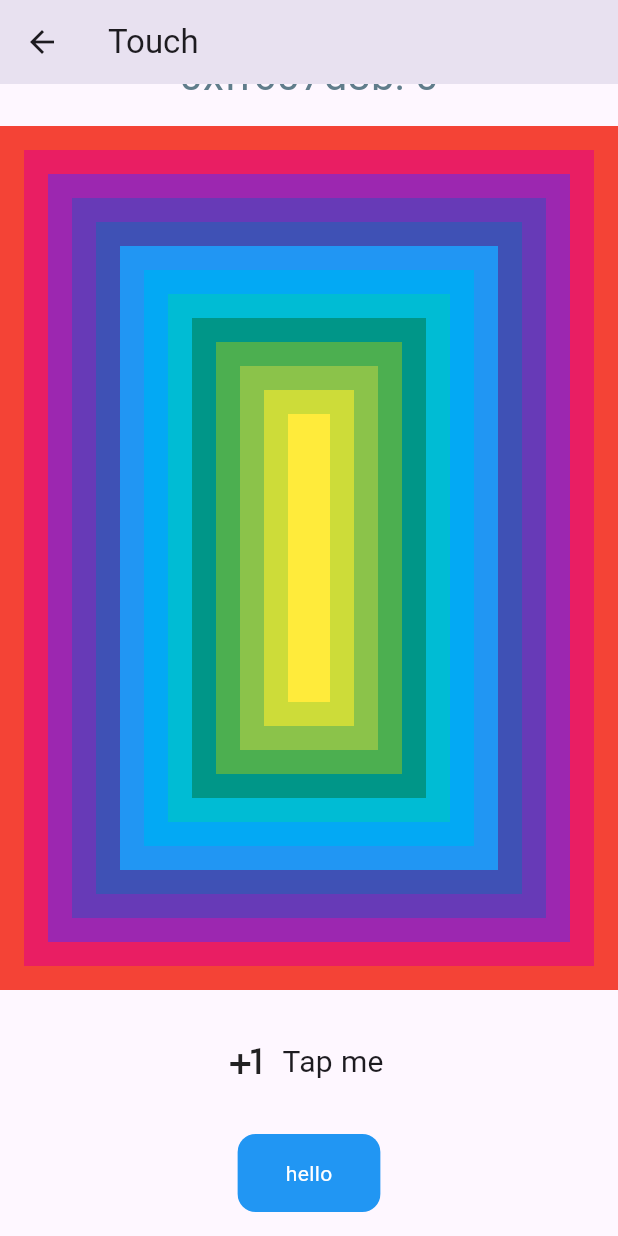
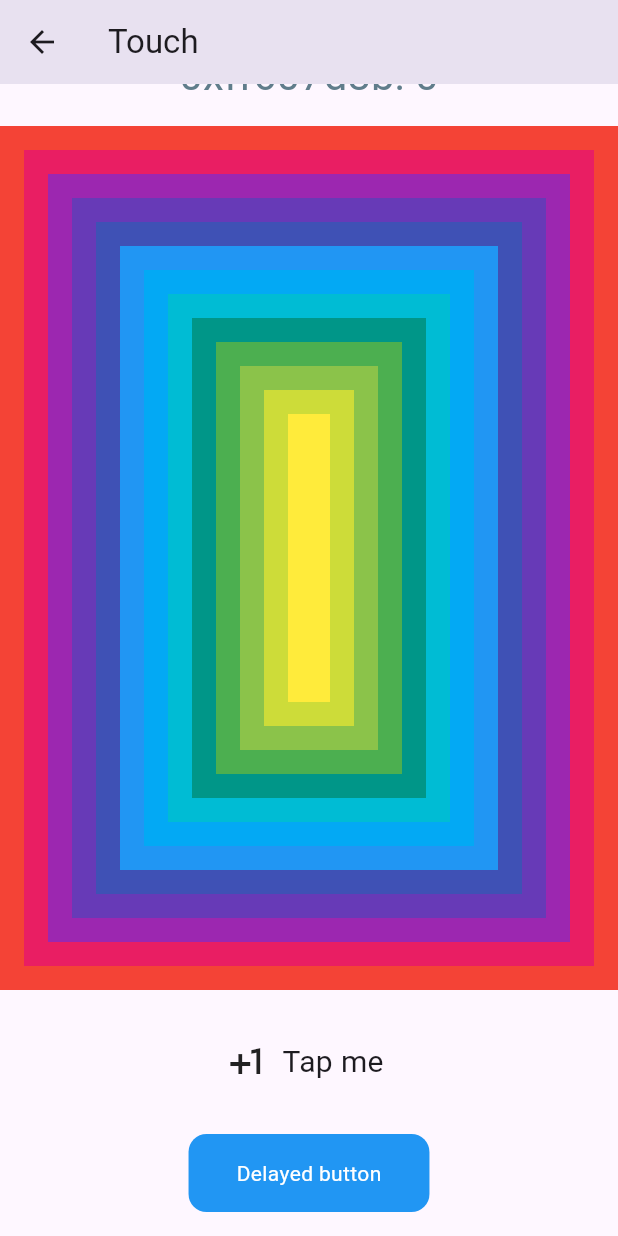
Before and after one commit to icapps/flutter-icapps-architecture, a Flutter app: the TouchScreen screen opened by its route, scrolled down 800 dp, on a phone screen of 412 x 824 dp. Run offline on Flutter 3.47's test engine with Material 3 defaults, Android fonts, the phone set to English and light mode, and no system bars; our stand-ins replace connectivity_plus, device_info_plus, dio, logger, shared_preferences, tuple; missing offline and left inert: computer; accounts and stored records are empty; project files that could hold a hidden picture were left out.

Commit message:
dart format

```diff
--- a/example/lib/screen/touch_screen.dart
+++ b/example/lib/screen/touch_screen.dart
@@ -119,12 +119,12 @@ class _TouchScreenState extends State<TouchScreen> {
             const SizedBox(height: 16),
             Center(
               child: TouchFeedBack(
-                onTapped: () {},
+                onTapped: () async => Future.delayed(Duration(seconds: 1)),
                 isDark: isDark,
                 child: Container(
                   padding: EdgeInsets.symmetric(horizontal: 32, vertical: 16),
                   child: Text(
-                    'hello',
+                    'Delayed button',
                     style: TextStyle(color: Colors.white),
                   ),
                   decoration: BoxDecoration(
--- a/lib/src/widget/touch_feedback/touch_feedback.dart
+++ b/lib/src/widget/touch_feedback/touch_feedback.dart
@@ -1,3 +1,5 @@
+import 'dart:async';
+
 import 'package:flutter/material.dart';
 import 'package:icapps_architecture/icapps_architecture.dart';
 import 'package:icapps_architecture/src/widget/touch_feedback/touch_manager.dart';
@@ -30,7 +32,8 @@ class TouchEffectInfo {
 /// on other devices, this will create a scaling touch down effect
 class TouchFeedBack extends StatelessWidget {
   final Widget child;
-  final VoidCallback? onTapped;
+  final bool waitUntilOnTappedFinishesIOS;
+  final FutureOr<void> Function()? onTapped;
   final String? semanticsLabel;
   final Color color;
   final Color? tapColor;
@@ -57,6 +60,7 @@ class TouchFeedBack extends StatelessWidget {
     this.androidSplashColor,
     this.forceAndroid = false,
     this.forceIOS = false,
+    this.waitUntilOnTappedFinishesIOS = true,
     super.key,
   });
 
@@ -73,6 +77,7 @@ class TouchFeedBack extends StatelessWidget {
     this.androidSplashColor,
     this.forceAndroid = false,
     this.forceIOS = false,
+    this.waitUntilOnTappedFinishesIOS = true,
     super.key,
   }) : isDark = true;
 
@@ -89,6 +94,7 @@ class TouchFeedBack extends StatelessWidget {
     this.androidSplashColor,
     this.forceAndroid = false,
     this.forceIOS = false,
+    this.waitUntilOnTappedFinishesIOS = true,
     super.key,
   }) : isDark = false;
 
--- a/lib/src/widget/touch_feedback/touch_manager.dart
+++ b/lib/src/widget/touch_feedback/touch_manager.dart
@@ -1,3 +1,5 @@
+import 'dart:async';
+
 import 'package:flutter/material.dart';
 import 'package:icapps_architecture/icapps_architecture.dart';
 import 'package:icapps_architecture/src/widget/touch_feedback/color_touch_effect.dart';
@@ -9,7 +11,7 @@ class TouchManager extends StatefulWidget {
   final Color color;
   final Color tapColor;
   final Widget child;
-  final VoidCallback? onTap;
+  final FutureOr<void> Function()? onTap;
   final BorderRadius? borderRadius;
   final HitTestBehavior? behavior;
   final List<TouchEffectBuilder> touchEffectBuilders;
@@ -78,9 +80,9 @@ class _TouchManagerState extends State<TouchManager>
     } while (ancestor != null);
   }
 
-  void _onTapUp(TapUpDetails details) {
+  Future<void> _onTapUp(TapUpDetails details) async {
     if (!mounted) return;
-    if (_isTouched) widget.onTap?.call();
+    if (_isTouched) await widget.onTap?.call();
     _isTouched = false;
     setState(() {});
   }
```
